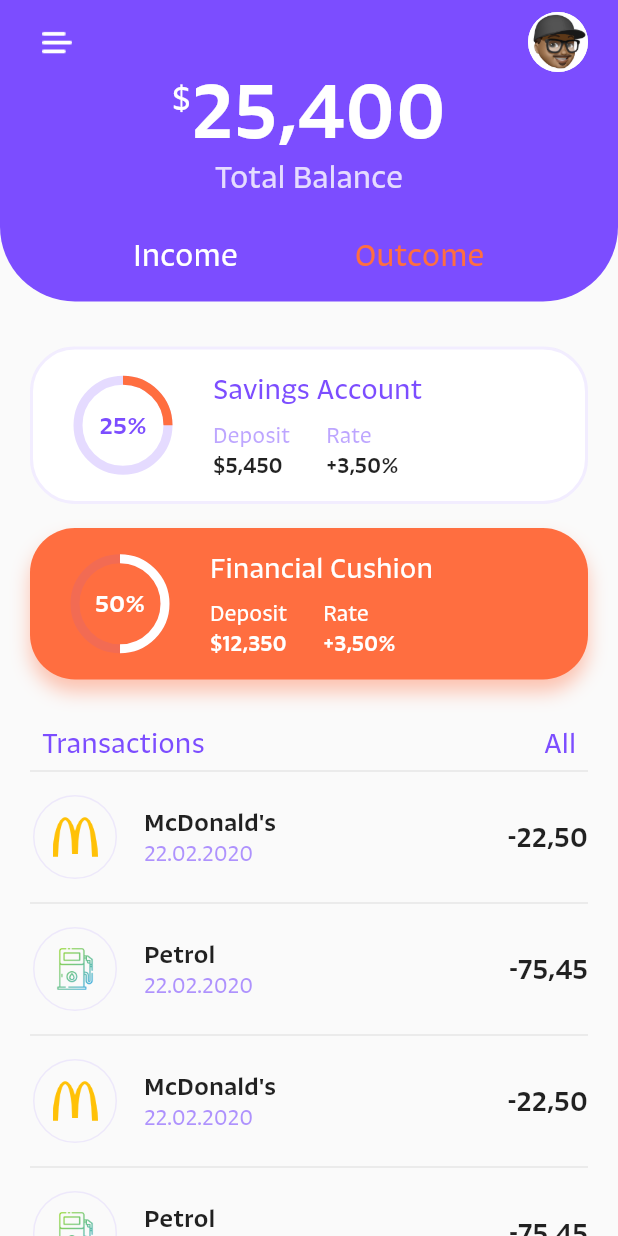
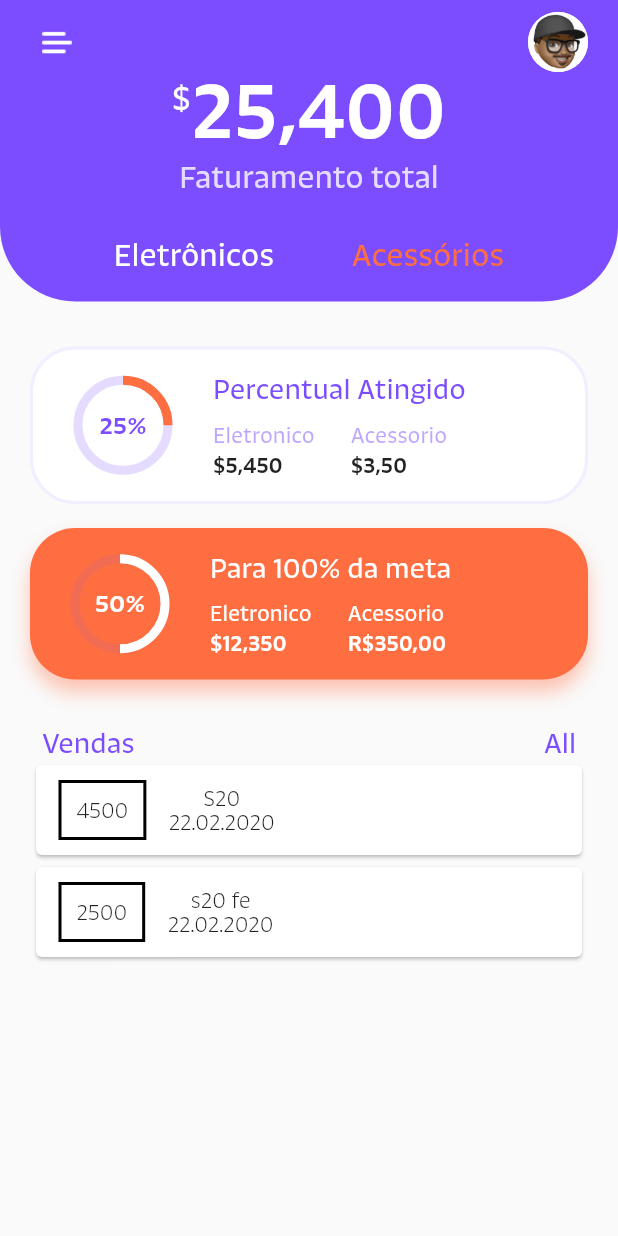
Before and after one commit to leanjr99/metas_consultor_ssg, a Flutter app: the screen it shows after launch, on a phone screen of 412 x 824 dp. Run offline on Flutter 3.47's test engine with Material 2 defaults, Android fonts, the phone set to English and light mode, and no system bars.

Commit message:
Criando categorias

```diff
--- a/lib/home_page.dart
+++ b/lib/home_page.dart
@@ -14,28 +14,14 @@ class _HomePageState extends State<HomePage> {
 
   List<TransactionModel> _transactionList = [
     TransactionModel(
-      logo: 'assets/images/mcdonalds.png',
-      name: "McDonald\'s",
+      name: "S20",
       date: '22.02.2020',
-      amount: '-22,50',
+      amount: '4500',
     ),
     TransactionModel(
-      logo: 'assets/images/gas-station.png',
-      name: "Petrol",
+      name: "s20 fe",
       date: '22.02.2020',
-      amount: '-75,45',
-    ),
-    TransactionModel(
-      logo: 'assets/images/mcdonalds.png',
-      name: "McDonald\'s",
-      date: '22.02.2020',
-      amount: '-22,50',
-    ),
-    TransactionModel(
-      logo: 'assets/images/gas-station.png',
-      name: "Petrol",
-      date: '22.02.2020',
-      amount: '-75,45',
+      amount: '2500',
     ),
   ];
 
@@ -137,7 +123,7 @@ class _HomePageState extends State<HomePage> {
             height: 8,
           ),
           Text(
-            'Total Balance',
+            'Faturamento total',
             style: TextStyle(
               color: Colors.white.withOpacity(0.8),
               fontSize: 20,
@@ -151,13 +137,13 @@ class _HomePageState extends State<HomePage> {
           Row(
             mainAxisAlignment: MainAxisAlignment.spaceAround,
             children: <Widget>[
-              /// Income
+              /// Eletronicos
               GestureDetector(
                 onTap: () => setState(() {
                   _isIncome = !_isIncome;
                 }),
                 child: Text(
-                  'Income',
+                  'Eletrônicos',
                   style: TextStyle(
                     color: _isIncome ? _secondaryColor : Colors.white,
                     fontSize: 20,
@@ -167,13 +153,13 @@ class _HomePageState extends State<HomePage> {
                 ),
               ),
 
-              /// Outcome
+              /// Acessórios
               GestureDetector(
                 onTap: () => setState(() {
                   _isIncome = !_isIncome;
                 }),
                 child: Text(
-                  'Outcome',
+                  'Acessórios',
                   style: TextStyle(
                     color: _isIncome ? Colors.white : _secondaryColor,
                     fontSize: 20,
@@ -202,9 +188,9 @@ class _HomePageState extends State<HomePage> {
           children: <Widget>[
             _reportCell(
               isSavings: true,
-              title: 'Savings Account',
+              title: 'Percentual Atingido',
               deposit: '\$5,450',
-              rate: '+3,50%',
+              rate: '\$3,50',
               progress: 25,
             ),
             SizedBox(
@@ -212,9 +198,9 @@ class _HomePageState extends State<HomePage> {
             ),
             _reportCell(
               isSavings: false,
-              title: 'Financial Cushion',
+              title: 'Para 100% da meta',
               deposit: '\$12,350',
-              rate: '+3,50%',
+              rate: 'R\$350,00',
               progress: 50,
             ),
             SizedBox(
@@ -228,7 +214,7 @@ class _HomePageState extends State<HomePage> {
                     mainAxisAlignment: MainAxisAlignment.spaceBetween,
                     children: <Widget>[
                       Text(
-                        'Transactions',
+                        'Vendas',
                         style: TextStyle(
                           color: _primaryColor,
                           fontSize: 18,
@@ -246,57 +232,34 @@ class _HomePageState extends State<HomePage> {
                     ],
                   ),
                 ),
-                Divider(),
-                ListView.separated(
-                  primary: false,
-                  shrinkWrap: true,
-                  separatorBuilder: (context, index) => Divider(),
-                  itemCount: _transactionList.length,
-                  itemBuilder: (context, index) => ListTile(
-                    contentPadding: EdgeInsets.zero,
-                    leading: Container(
-                      width: 60,
-                      height: 60,
-                      clipBehavior: Clip.hardEdge,
-                      alignment: Alignment.center,
-                      decoration: BoxDecoration(
-                        shape: BoxShape.circle,
-                        border:
-                            Border.all(color: _primaryColor.withOpacity(0.1)),
+                Column(
+                  children: _transactionList.map((tr) {
+                    return Card(
+                      child: Row(
+                        children: <Widget>[
+                          Container(
+                            margin: EdgeInsets.symmetric(
+                              horizontal: 15,
+                              vertical: 10,
+                            ),
+                            decoration: BoxDecoration(
+                              border: Border.all(
+                                color: Colors.black,
+                                width: 2,
+                              ),
+                            ),
+                        padding:EdgeInsets.all(10),
+                            child: Text(tr.amount.toString()),
+                          ),
+                          Column(children: <Widget>[
+                            Text(tr.name),
+                            Text(tr.date),
+                          ]),
+                        ],
                       ),
-                      child: Image.asset(
-                        _transactionList[index].logo,
-                        fit: BoxFit.cover,
-                        width: 30,
-                        height: 30,
-                      ),
-                    ),
-                    title: Text(
-                      _transactionList[index].name,
-                      style: TextStyle(
-                        color: Colors.black87,
-                        fontSize: 16,
-                        fontWeight: FontWeight.w600,
-                      ),
-                    ),
-                    subtitle: Text(
-                      _transactionList[index].date,
-                      style: TextStyle(
-                        color: _primaryColor.withOpacity(0.6),
-                        fontSize: 14,
-                        fontWeight: FontWeight.w500,
-                      ),
-                    ),
-                    trailing: Text(
-                      _transactionList[index].amount,
-                      style: TextStyle(
-                        color: Colors.black87,
-                        fontSize: 18,
-                        fontWeight: FontWeight.w600,
-                      ),
-                    ),
-                  ),
-                ),
+                    );
+                  }).toList(),
+                )
               ],
             ),
           ],
@@ -385,7 +348,7 @@ class _HomePageState extends State<HomePage> {
                 children: <Widget>[
                   _reportInnerCell(
                     isSavings: isSavings,
-                    title: 'Deposit',
+                    title: 'Eletronico',
                     value: deposit,
                   ),
                   SizedBox(
@@ -393,7 +356,7 @@ class _HomePageState extends State<HomePage> {
                   ),
                   _reportInnerCell(
                     isSavings: isSavings,
-                    title: 'Rate',
+                    title: 'Acessorio',
                     value: rate,
                   ),
                 ],
--- a/lib/transaction_model.dart
+++ b/lib/transaction_model.dart
@@ -1,13 +1,14 @@
 import 'package:meta/meta.dart';
+import 'package:flutter/foundation.dart';
 
 class TransactionModel {
-  final String logo;
+
   final String name;
   final String date;
   final String amount;
 
   const TransactionModel({
-    @required this.logo,
+
     @required this.name,
     @required this.date,
     @required this.amount,
```
Also changed, not shown: lib/transaction_list.dart (added, +17 -0 lines).
